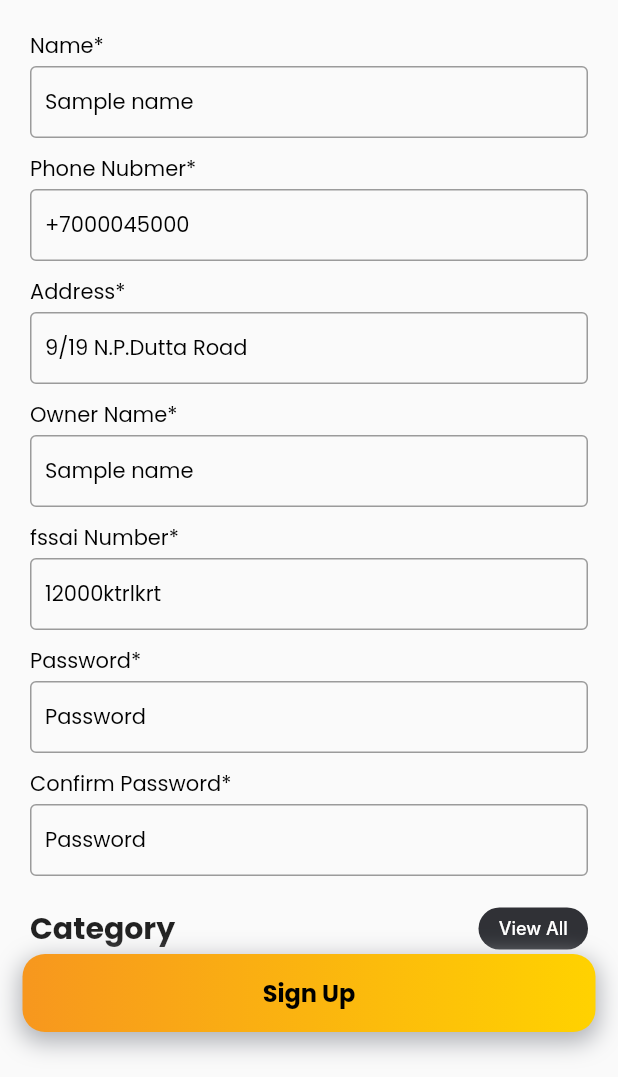
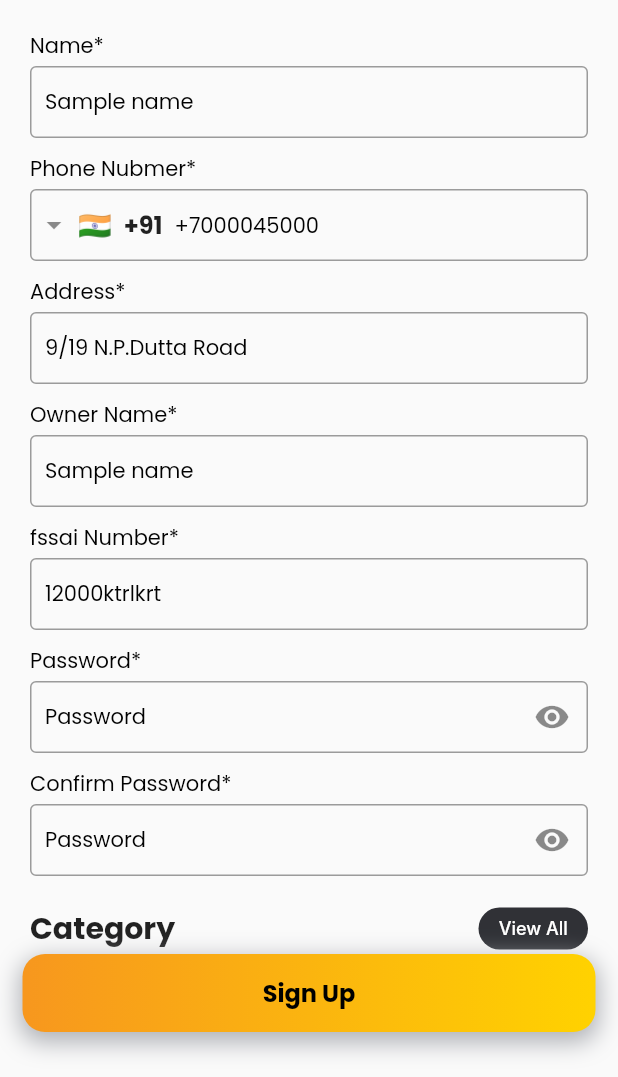
Before and after one commit to radutta/DineReelMobileApp, a Flutter app: the BusinessSignUpPage screen opened directly, on a phone screen of 412 x 824 dp, the part 159-1236 px from its top. Run offline on Flutter 3.47's test engine with Material 2 defaults, Android fonts, the phone set to English and light mode, and no system bars; drawn by our look-alikes of intl_phone_field; our stand-ins replace bloc, carousel_slider, easy_localization, flutter_bloc, flutter_screenutil, flutter_svg and 7 more; missing offline and left inert: qr_code_scanner; network calls fail; Roboto replaces fonts that are missing (Inter); project files that could hold a hidden picture were left out.

Commit message:
changing phone and password field

```diff
--- a/lib/src/features/admin/screens/business_signup_page.dart
+++ b/lib/src/features/admin/screens/business_signup_page.dart
@@ -1,5 +1,7 @@
 import 'package:flutter/material.dart';
+import 'package:flutter/services.dart';
 import 'package:flutter_screenutil/flutter_screenutil.dart';
+import 'package:intl_phone_field/intl_phone_field.dart';
 
 import '../../../routing/routing_function.dart';
 import '../../../themes/colors.dart';
@@ -101,10 +103,32 @@ class _BusinessSignUpPageState extends State<BusinessSignUpPage> {
                   hinttext: 'Sample name',
                   controller: nameController),
               const SizedBox(height: 10),
-              TextFieldWidget(
-                  title: 'Phone Nubmer*',
-                  hinttext: '+7000045000',
-                  controller: phoneController),
+
+              Text('Phone Nubmer*',
+                  style: Theme.of(context).textTheme.displaySmall),
+              const SizedBox(height: 3),
+              IntlPhoneField(
+                controller: phoneController,
+                initialCountryCode: 'IN',
+                style: Theme.of(context).textTheme.bodyMedium,
+                inputFormatters: [FilteringTextInputFormatter.digitsOnly],
+                decoration: InputDecoration(
+                  counterText: "",
+                  contentPadding: const EdgeInsets.symmetric(vertical: 0),
+                  hintText: '+7000045000',
+                  hintStyle: Theme.of(context).textTheme.displaySmall,
+                  errorStyle: const TextStyle(fontSize: 12),
+                  border: const OutlineInputBorder(
+                    borderSide: BorderSide(),
+                  ),
+                  focusedBorder: const OutlineInputBorder(
+                    borderSide: BorderSide(
+                        color: AppColors.primaryGradientLight, width: 2),
+                  ),
+                ),
+                onChanged: (phone) {},
+                onCountryChanged: (country) {},
+              ),
               const SizedBox(height: 10),
               TextFieldWidget(
                   title: 'Address*',
@@ -121,12 +145,12 @@ class _BusinessSignUpPageState extends State<BusinessSignUpPage> {
                   hinttext: '12000ktrlkrt',
                   controller: fssaiController),
               const SizedBox(height: 10),
-              TextFieldWidget(
+              PasswordTextFieldWidget(
                   title: 'Password*',
                   hinttext: 'Password',
                   controller: passwordController),
               const SizedBox(height: 10),
-              TextFieldWidget(
+              PasswordTextFieldWidget(
                   title: 'Confirm Password*',
                   hinttext: 'Password',
                   controller: confirmpasswordController),
@@ -147,7 +171,6 @@ class _BusinessSignUpPageState extends State<BusinessSignUpPage> {
                     child: Container(
                       width: 73,
                       height: 28,
-                      padding: const EdgeInsets.symmetric(horizontal: 9),
                       decoration: ShapeDecoration(
                         color: showmore
                             ? const Color(0xFFD9D9D9)
--- a/lib/src/features/admin/widgets/textfield_widget.dart
+++ b/lib/src/features/admin/widgets/textfield_widget.dart
@@ -1,3 +1,4 @@
+// ignore_for_file: public_member_api_docs, sort_constructors_first
 import 'package:flutter/material.dart';
 
 import '../../../themes/colors.dart';
@@ -37,3 +38,65 @@ class TextFieldWidget extends StatelessWidget {
     );
   }
 }
+
+class PasswordTextFieldWidget extends StatefulWidget {
+  const PasswordTextFieldWidget({
+    Key? key,
+    required this.title,
+    required this.hinttext,
+    required this.controller,
+  }) : super(key: key);
+  final String title;
+  final String hinttext;
+  final TextEditingController controller;
+
+  @override
+  State<PasswordTextFieldWidget> createState() =>
+      _PasswordTextFieldWidgetState();
+}
+
+class _PasswordTextFieldWidgetState extends State<PasswordTextFieldWidget> {
+  bool showpassword = false;
+
+  @override
+  Widget build(BuildContext context) {
+    return Column(
+      crossAxisAlignment: CrossAxisAlignment.start,
+      children: [
+        Text(widget.title, style: Theme.of(context).textTheme.displaySmall),
+        const SizedBox(height: 3),
+        TextFormField(
+          controller: widget.controller,
+          style: Theme.of(context).textTheme.displaySmall,
+          obscureText: showpassword,
+          decoration: InputDecoration(
+            contentPadding:
+                const EdgeInsets.symmetric(horizontal: 10, vertical: 0),
+            hintText: widget.hinttext,
+            hintStyle: Theme.of(context).textTheme.displaySmall,
+            border: const OutlineInputBorder(borderSide: BorderSide()),
+            focusedBorder: const OutlineInputBorder(
+              borderSide:
+                  BorderSide(color: AppColors.primaryGradientLight, width: 2),
+            ),
+            suffixIcon: showpassword
+                ? GestureDetector(
+                    onTap: () {
+                      setState(() {
+                        showpassword = false;
+                      });
+                    },
+                    child: const Icon(Icons.visibility_off))
+                : GestureDetector(
+                    onTap: () {
+                      setState(() {
+                        showpassword = true;
+                      });
+                    },
+                    child: const Icon(Icons.visibility)),
+          ),
+        ),
+      ],
+    );
+  }
+}
```
Also changed, not shown: lib/src/features/admin/widgets/email_tab.dart (+4 -3 lines).
